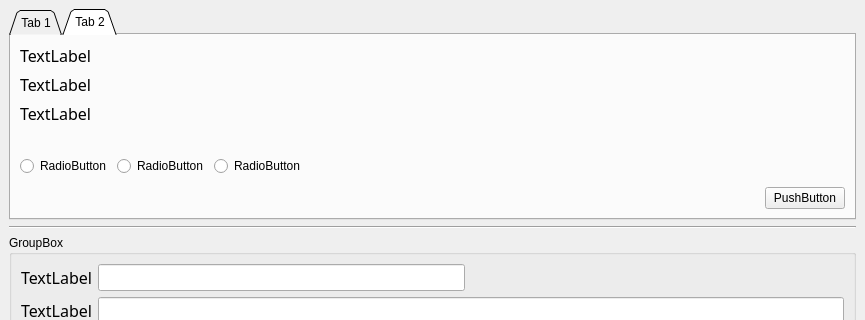
qianking/Tool, file pdf_merge/pdf_ui.ui: the form before one commit; both pictures show x 0 to 865 and y 0 to 320 of the 865 by 566 pixel window.
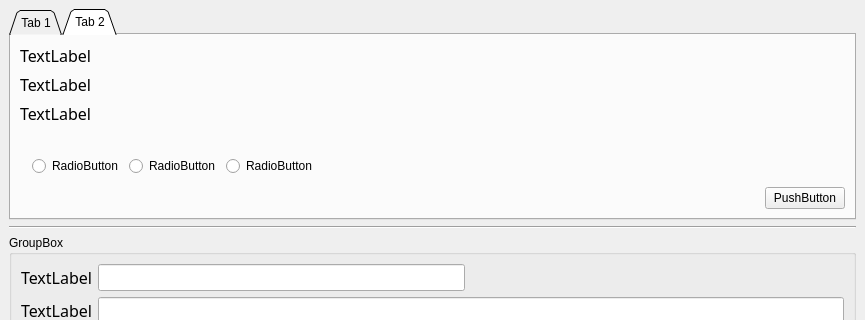
The form after the commit. The open tabs and pages were chosen to show the change.

Diff of the .ui file:
```diff
--- a/pdf_merge/pdf_ui.ui
+++ b/pdf_merge/pdf_ui.ui
@@ -446,27 +446,7 @@
           </item>
           <item row="1" column="0" colspan="2">
            <layout class="QGridLayout" name="gridLayout_5">
-            <item row="1" column="1">
-             <widget class="QRadioButton" name="radioButton_2">
-              <property name="text">
-               <string>RadioButton</string>
-              </property>
-              <attribute name="buttonGroup">
-               <string notr="true">audit_selection_group</string>
-              </attribute>
-             </widget>
-            </item>
-            <item row="1" column="2">
-             <widget class="QRadioButton" name="radioButton_3">
-              <property name="text">
-               <string>RadioButton</string>
-              </property>
-              <attribute name="buttonGroup">
-               <string notr="true">audit_selection_group</string>
-              </attribute>
-             </widget>
-            </item>
-            <item row="1" column="3">
+            <item row="1" column="5">
              <spacer name="horizontalSpacer_8">
               <property name="orientation">
                <enum>Qt::Horizontal</enum>
@@ -479,17 +459,7 @@
               </property>
              </spacer>
             </item>
-            <item row="1" column="0">
-             <widget class="QRadioButton" name="radioButton_1">
-              <property name="text">
-               <string>RadioButton</string>
-              </property>
-              <attribute name="buttonGroup">
-               <string notr="true">audit_selection_group</string>
-              </attribute>
-             </widget>
-            </item>
-            <item row="0" column="0" colspan="4">
+            <item row="0" column="0" colspan="6">
              <spacer name="horizontalSpacer_7">
               <property name="orientation">
                <enum>Qt::Horizontal</enum>
@@ -502,6 +472,36 @@
               </property>
              </spacer>
             </item>
+            <item row="1" column="2">
+             <widget class="QRadioButton" name="radioButton_1">
+              <property name="text">
+               <string>RadioButton</string>
+              </property>
+              <attribute name="buttonGroup">
+               <string notr="true">audit_selection_group</string>
+              </attribute>
+             </widget>
+            </item>
+            <item row="1" column="3">
+             <widget class="QRadioButton" name="radioButton_2">
+              <property name="text">
+               <string>RadioButton</string>
+              </property>
+              <attribute name="buttonGroup">
+               <string notr="true">audit_selection_group</string>
+              </attribute>
+             </widget>
+            </item>
+            <item row="1" column="4">
+             <widget class="QRadioButton" name="radioButton_3">
+              <property name="text">
+               <string>RadioButton</string>
+              </property>
+              <attribute name="buttonGroup">
+               <string notr="true">audit_selection_group</string>
+              </attribute>
+             </widget>
+            </item>
            </layout>
           </item>
           <item row="2" column="0">
```
Left out of the diff: 2 changed lines with no effect on the pictures.
